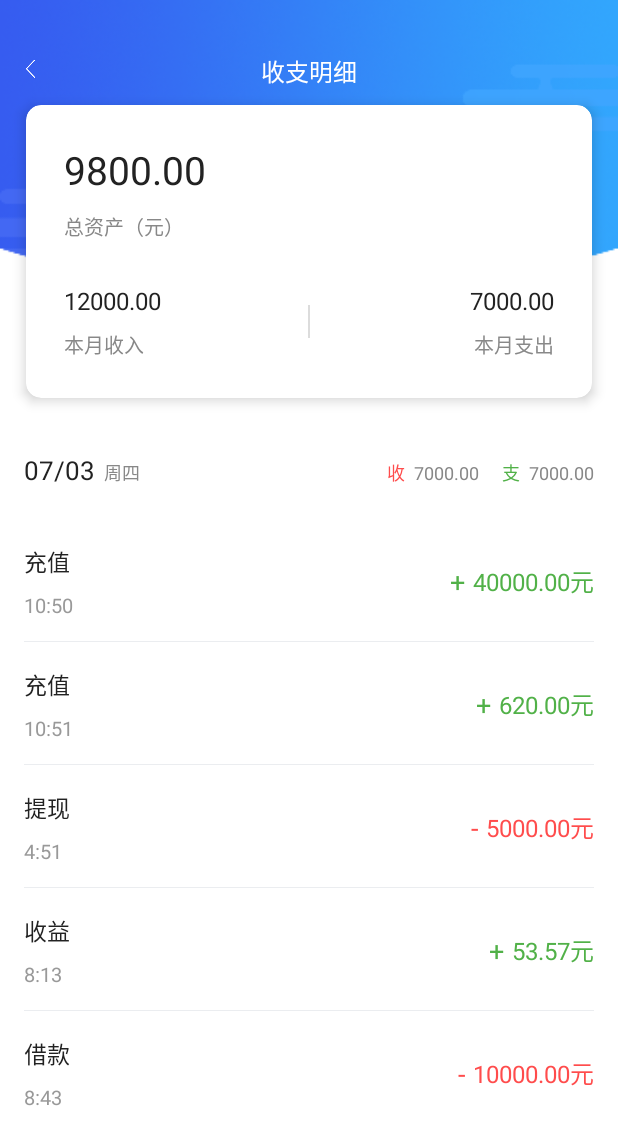
After one commit to Xzhaohao/financial, an Android app: the IncomeActivity screen opened directly, with no data from a screen before it, on a phone screen of 412 x 824 dp. The commit adds this screen. Shown: the top 1145 px of the screen. Run offline under Robolectric (Android 15) with nearby library versions, the phone set to English and light mode, and no system bars.

Commit message:
收支明细

```diff
--- /dev/null
+++ b/app/src/main/java/org/kuro/financial/adapter/IncomeAdapter.java
@@ -0,0 +1,71 @@
+package org.kuro.financial.adapter;
+
+import android.annotation.SuppressLint;
+import android.content.Context;
+import android.view.LayoutInflater;
+import android.view.View;
+import android.view.ViewGroup;
+import android.widget.BaseAdapter;
+import android.widget.LinearLayout;
+import android.widget.TextView;
+
+import org.kuro.financial.R;
+import org.kuro.financial.model.entity.Income;
+
+import java.util.List;
+
+public class IncomeAdapter extends BaseAdapter {
+
+    private List<Income> incomes;
+    private final Context context;
+
+    public IncomeAdapter(Context context, List<Income> incomes) {
+        this.context = context;
+        this.incomes = incomes;
+    }
+
+    @Override
+    public int getCount() {
+        return incomes.size();
+    }
+
+    @Override
+    public Object getItem(int position) {
+        return null;
+    }
+
+    @Override
+    public long getItemId(int position) {
+        return position;
+    }
+
+    @SuppressLint({"ViewHolder", "ResourceAsColor"})
+    @Override
+    public View getView(int position, View convertView, ViewGroup parent) {
+        LinearLayout layout = (LinearLayout) LayoutInflater.from(context).inflate(R.layout.income_item, parent, false);
+        TextView title = layout.findViewById(R.id.income_item_title);
+        TextView type = layout.findViewById(R.id.income_item_type);
+        TextView time = layout.findViewById(R.id.income_item_time);
+        TextView num = layout.findViewById(R.id.income_item_num);
+
+        Income income = incomes.get(position);
+        title.setText(income.getTitle());
+        time.setText(income.getTime());
+        num.setText(income.getNum());
+        if (income.getType() == 1) {
+            type.setText("+");
+            type.setTextColor(context.getResources().getColor(R.color.green));
+            num.setTextColor(context.getResources().getColor(R.color.green));
+        } else {
+            type.setText("-");
+            type.setTextColor(context.getResources().getColor(R.color.project_num_red));
+            num.setTextColor(context.getResources().getColor(R.color.project_num_red));
+        }
+
+        if (position == incomes.size() - 1) {
+            layout.setBackgroundResource(R.color.white);
+        }
+
+        return layout;
+    }
+}
--- a/app/src/main/java/org/kuro/financial/fragment/MineFragment.java
+++ b/app/src/main/java/org/kuro/financial/fragment/MineFragment.java
@@ -7,6 +7,7 @@ import android.widget.TextView;
 import org.kuro.financial.R;
 import org.kuro.financial.base.BaseFragment;
 import org.kuro.financial.ui.BankActivity;
+import org.kuro.financial.ui.IncomeActivity;
 import org.kuro.financial.ui.MessageActivity;
 import org.kuro.financial.ui.SignInActivity;
 import org.kuro.financial.ui.WithdrawActivity;
@@ -66,6 +67,10 @@ public class MineFragment extends BaseFragment {
         // 跳转提现页面
         TextView withdrawDeposit = mRootView.findViewById(R.id.mine_withdraw_deposit);
         withdrawDeposit.setOnClickListener(v -> navigateTo(WithdrawActivity.class));
+
+        // 跳转收支明细页面
+        RelativeLayout incomeRow = mRootView.findViewById(R.id.income_row);
+        incomeRow.setOnClickListener(v -> navigateTo(IncomeActivity.class));
     }
 
     @Override
--- /dev/null
+++ b/app/src/main/java/org/kuro/financial/model/entity/Income.java
@@ -0,0 +1,66 @@
+package org.kuro.financial.model.entity;
+
+import java.util.ArrayList;
+import java.util.List;
+
+public class Income {
+
+    private String title;
+    private String time;
+    private Integer type; // 1+，2-
+    private String num;
+
+    public Income() {
+    }
+
+    public Income(String title, String time, Integer type, String num) {
+        this.title = title;
+        this.time = time;
+        this.type = type;
+        this.num = num;
+    }
+
+    public String getTitle() {
+        return title;
+    }
+
+    public void setTitle(String title) {
+        this.title = title;
+    }
+
+    public String getTime() {
+        return time;
+    }
+
+    public void setTime(String time) {
+        this.time = time;
+    }
+
+    public Integer getType() {
+        return type;
+    }
+
+    public void setType(Integer type) {
+        this.type = type;
+    }
+
+    public String getNum() {
+        return num;
+    }
+
+    public void setNum(String num) {
+        this.num = num;
+    }
+
+    public static List<Income> getList() {
+        List<Income> list = new ArrayList<>();
+
+        list.add(new Income("充值", "10:50", 1, "40000.00元"));
+        list.add(new Income("充值", "10:51", 1, "620.00元"));
+        list.add(new Income("提现", "4:51", 2, "5000.00元"));
+        list.add(new Income("收益", "8:13", 1, "53.57元"));
+        list.add(new Income("借款", "8:43", 2, "10000.00元"));
+
+        return list;
+    }
+}
--- /dev/null
+++ b/app/src/main/java/org/kuro/financial/ui/IncomeActivity.java
@@ -0,0 +1,30 @@
+package org.kuro.financial.ui;
+
+import android.os.Bundle;
+import android.widget.ImageView;
+import android.widget.ListView;
+
+import org.kuro.financial.R;
+import org.kuro.financial.adapter.IncomeAdapter;
+import org.kuro.financial.base.BaseUIActivity;
+import org.kuro.financial.model.entity.Income;
+
+public class IncomeActivity extends BaseUIActivity {
+
+    @Override
+    protected void onCreate(Bundle savedInstanceState) {
+        super.onCreate(savedInstanceState);
+        setContentView(R.layout.activity_income);
+
+        initView();
+    }
+
+
+    private void initView() {
+        ImageView back = findViewById(R.id.income_back);
+        back.setOnClickListener(v -> finish());
+
+        ListView incomeList = findViewById(R.id.income_list);
+        incomeList.setAdapter(new IncomeAdapter(this, Income.getList()));
+    }
+}
--- /dev/null
+++ b/app/src/main/res/drawable/border_bottom.xml
@@ -0,0 +1,23 @@
+<?xml version="1.0" encoding="utf-8"?>
+<layer-list xmlns:android="http://schemas.android.com/apk/res/android">
+    <!-- 边 -->
+    <item>
+        <shape android:shape="rectangle">
+            <padding
+                android:bottom="1dp"
+                android:left="0dp"
+                android:right="0dp"
+                android:top="0dp" />
+            <solid android:color="@color/bottom_line" />
+        </shape>
+    </item>
+    <!-- 中心背景 -->
+    <item>
+        <shape
+            android:shape="rectangle"
+            android:useLevel="false">
+            <!-- 实心 -->
+            <solid android:color="#ffffff" />
+        </shape>
+    </item>
+</layer-list>
--- /dev/null
+++ b/app/src/main/res/layout/activity_income.xml
@@ -0,0 +1,200 @@
+<?xml version="1.0" encoding="utf-8"?>
+<RelativeLayout xmlns:android="http://schemas.android.com/apk/res/android"
+    xmlns:app="http://schemas.android.com/apk/res-auto"
+    xmlns:tools="http://schemas.android.com/tools"
+    android:layout_width="match_parent"
+    android:layout_height="match_parent"
+    android:background="@color/white"
+    tools:context=".ui.IncomeActivity">
+
+    <!-- 背景 -->
+    <ImageView
+        android:layout_width="match_parent"
+        android:layout_height="200dp"
+        android:contentDescription="@string/income"
+        android:scaleType="fitXY"
+        android:src="@mipmap/income_bg" />
+    <!-- 背景 end -->
+
+    <!-- 标题 -->
+    <ImageView
+        android:id="@+id/income_back"
+        style="@style/action_bar_back"
+        android:layout_height="wrap_content"
+        android:layout_marginTop="38dp"
+        android:contentDescription="@string/income" />
+
+    <TextView
+        android:layout_width="match_parent"
+        android:layout_height="wrap_content"
+        android:layout_marginTop="35dp"
+        android:gravity="center"
+        android:text="@string/income"
+        android:textColor="@color/white"
+        android:textSize="16sp" />
+    <!-- 标题 end -->
+
+    <!-- 卡片 -->
+    <androidx.cardview.widget.CardView
+        android:id="@+id/income_card"
+        android:layout_width="match_parent"
+        android:layout_height="wrap_content"
+        android:layout_marginStart="17dp"
+        android:layout_marginTop="70dp"
+        android:layout_marginEnd="17dp"
+        app:cardBackgroundColor="@color/white"
+        app:cardCornerRadius="10dp"
+        app:cardElevation="5dp">
+
+        <LinearLayout
+            android:layout_width="match_parent"
+            android:layout_height="match_parent"
+            android:orientation="vertical"
+            android:padding="25dp">
+
+            <TextView
+                android:layout_width="wrap_content"
+                android:layout_height="wrap_content"
+                android:text="@string/mine_income_count_num"
+                android:textColor="@color/blackText2"
+                android:textSize="26sp" />
+
+            <TextView
+                android:layout_width="wrap_content"
+                android:layout_height="wrap_content"
+                android:layout_marginTop="10dp"
+                android:text="@string/mine_property"
+                android:textColor="@color/gray_8"
+                android:textSize="13sp" />
+
+            <LinearLayout
+                android:layout_width="match_parent"
+                android:layout_height="wrap_content"
+                android:layout_marginTop="28dp">
+
+                <LinearLayout
+                    android:layout_width="0dp"
+                    android:layout_height="wrap_content"
+                    android:layout_weight="1"
+                    android:orientation="vertical">
+
+                    <TextView
+                        android:layout_width="wrap_content"
+                        android:layout_height="wrap_content"
+                        android:text="@string/income_month_num"
+                        android:textColor="@color/blackText2"
+                        android:textSize="16sp" />
+
+                    <TextView
+                        android:layout_width="wrap_content"
+                        android:layout_height="wrap_content"
+                        android:layout_marginTop="8dp"
+                        android:text="@string/income_month"
+                        android:textColor="@color/gray_8"
+                        android:textSize="13sp" />
+                </LinearLayout>
+
+                <View
+                    android:layout_width="1dp"
+                    android:layout_height="22dp"
+                    android:layout_gravity="center"
+                    android:background="#dcdcdc" />
+
+                <LinearLayout
+                    android:layout_width="0dp"
+                    android:layout_height="wrap_content"
+                    android:layout_weight="1"
+                    android:gravity="end"
+                    android:orientation="vertical">
+
+                    <TextView
+                        android:layout_width="wrap_content"
+                        android:layout_height="wrap_content"
+                        android:text="@string/pay_month_num"
+                        android:textColor="@color/blackText2"
+                        android:textSize="16sp" />
+
+                    <TextView
+                        android:layout_width="wrap_content"
+                        android:layout_height="wrap_content"
+                        android:layout_marginTop="8dp"
+                        android:text="@string/pay_month"
+                        android:textColor="@color/gray_8"
+                        android:textSize="13sp" />
+                </LinearLayout>
+            </LinearLayout>
+        </LinearLayout>
+
+    </androidx.cardview.widget.CardView>
+    <!-- 卡片 end -->
+
+    <!-- 某日收入-标题 -->
+    <LinearLayout
+        android:id="@+id/income_list_title"
+        android:layout_width="match_parent"
+        android:layout_height="wrap_content"
+        android:layout_below="@+id/income_card"
+        android:layout_marginStart="16dp"
+        android:layout_marginTop="36dp"
+        android:layout_marginEnd="16dp">
+
+        <TextView
+            android:layout_width="wrap_content"
+            android:layout_height="wrap_content"
+            android:text="@string/income_time"
+            android:textColor="@color/blackText2"
+            android:textSize="17sp" />
+
+        <TextView
+            android:layout_width="wrap_content"
+            android:layout_height="wrap_content"
+            android:layout_marginStart="6dp"
+            android:text="@string/income_week"
+            android:textColor="@color/gray_8"
+            android:textSize="12sp" />
+
+        <TextView
+            android:layout_width="0dp"
+            android:layout_height="wrap_content"
+            android:layout_weight="1"
+            android:gravity="end"
+            android:text="@string/income_unit1"
+            android:textColor="@color/project_num_red"
+            android:textSize="12sp" />
+
+        <TextView
+            android:layout_width="wrap_content"
+            android:layout_height="wrap_content"
+            android:layout_marginStart="6dp"
+            android:text="@string/pay_month_num"
+            android:textColor="@color/gray_8"
+            android:textSize="12sp" />
+
+        <TextView
+            android:layout_width="wrap_content"
+            android:layout_height="wrap_content"
+            android:layout_marginStart="15dp"
+            android:text="@string/income_unit2"
+            android:textColor="@color/green"
+            android:textSize="12sp" />
+
+        <TextView
+            android:layout_width="wrap_content"
+            android:layout_height="wrap_content"
+            android:layout_marginStart="6dp"
+            android:text="@string/pay_month_num"
+            android:textColor="@color/gray_8"
+            android:textSize="12sp" />
+    </LinearLayout>
+    <!-- 某日收入-标题 end -->
+
+    <ListView
+        android:id="@+id/income_list"
+        android:layout_width="match_parent"
+        android:layout_height="wrap_content"
+        android:layout_below="@+id/income_list_title"
+        android:layout_marginStart="16dp"
+        android:layout_marginTop="22dp"
+        android:layout_marginEnd="16dp" />
+
+</RelativeLayout>
--- a/app/src/main/res/layout/fragment_borrow.xml
+++ b/app/src/main/res/layout/fragment_borrow.xml
@@ -12,7 +12,7 @@
         android:layout_height="176dp"
         android:contentDescription="@string/tabBar_borrowMoney"
         android:scaleType="fitXY"
-        android:src="@mipmap/borrow_money_bg" />
+        android:src="@mipmap/income_bg" />
 
     <TextView
         android:layout_width="wrap_content"
--- a/app/src/main/res/layout/fragment_mine.xml
+++ b/app/src/main/res/layout/fragment_mine.xml
@@ -198,7 +198,9 @@
     <View style="@style/mine_line" />
 
     <!-- 收支记录 -->
-    <RelativeLayout style="@style/mine_option_layout">
+    <RelativeLayout
+        android:id="@+id/income_row"
+        style="@style/mine_option_layout">
 
         <TextView
             style="@style/mine_option_title"
--- /dev/null
+++ b/app/src/main/res/layout/income_item.xml
@@ -0,0 +1,48 @@
+<?xml version="1.0" encoding="utf-8"?>
+<LinearLayout xmlns:android="http://schemas.android.com/apk/res/android"
+    android:layout_width="match_parent"
+    android:layout_height="wrap_content"
+    android:layout_gravity="center"
+    android:background="@drawable/border_bottom"
+    android:orientation="horizontal"
+    android:paddingTop="15dp"
+    android:paddingBottom="15dp">
+
+    <LinearLayout
+        android:layout_width="wrap_content"
+        android:layout_height="wrap_content"
+        android:orientation="vertical">
+
+        <TextView
+            android:id="@+id/income_item_title"
+            android:layout_width="wrap_content"
+            android:layout_height="wrap_content"
+            android:textColor="@color/blackText2"
+            android:textSize="15sp" />
+
+        <TextView
+            android:id="@+id/income_item_time"
+            android:layout_width="wrap_content"
+            android:layout_height="wrap_content"
+            android:layout_marginTop="8dp"
+            android:textColor="@color/black_tag"
+            android:textSize="13sp" />
+    </LinearLayout>
+
+    <TextView
+        android:id="@+id/income_item_type"
+        android:layout_width="0dp"
+        android:layout_height="match_parent"
+        android:layout_marginEnd="5dp"
+        android:layout_weight="1"
+        android:gravity="end|center"
+        android:textSize="18sp" />
+
+    <TextView
+        android:id="@+id/income_item_num"
+        android:layout_width="wrap_content"
+        android:layout_height="match_parent"
+        android:gravity="center"
+        android:textSize="16sp" />
+
+</LinearLayout>
--- a/app/src/main/res/values/colors.xml
+++ b/app/src/main/res/values/colors.xml
@@ -32,6 +32,7 @@
     <color name="gray_5">#555555</color>
     <color name="gray_6">#666666</color>
     <color name="gray_7">#777777</color>
+    <color name="gray_8">#888888</color>
 
     <color name="tabBar_unselected">#a0a0a0</color>
 
--- a/app/src/main/res/values/strings.xml
+++ b/app/src/main/res/values/strings.xml
@@ -103,4 +103,14 @@
     <string name="withdraw_all">全部提现</string>
     <string name="withdraw_ok">确认提现</string>
 
+    <!-- 收支明细 -->
+    <string name="income">收支明细</string>
+    <string name="income_month">本月收入</string>
+    <string name="income_month_num">12000.00</string>
+    <string name="pay_month">本月支出</string>
+    <string name="pay_month_num">7000.00</string>
+    <string name="income_time">07/03</string>
+    <string name="income_week">周四</string>
+    <string name="income_unit1">收</string>
+    <string name="income_unit2">支</string>
 </resources>
```
Also changed, not shown: app/src/main/AndroidManifest.xml (+24 -28 lines), app/src/main/res/mipmap-xxhdpi/borrow_money_bg.png (deleted), app/src/main/res/mipmap-xxhdpi/income_bg.png (added), 2 other files.
